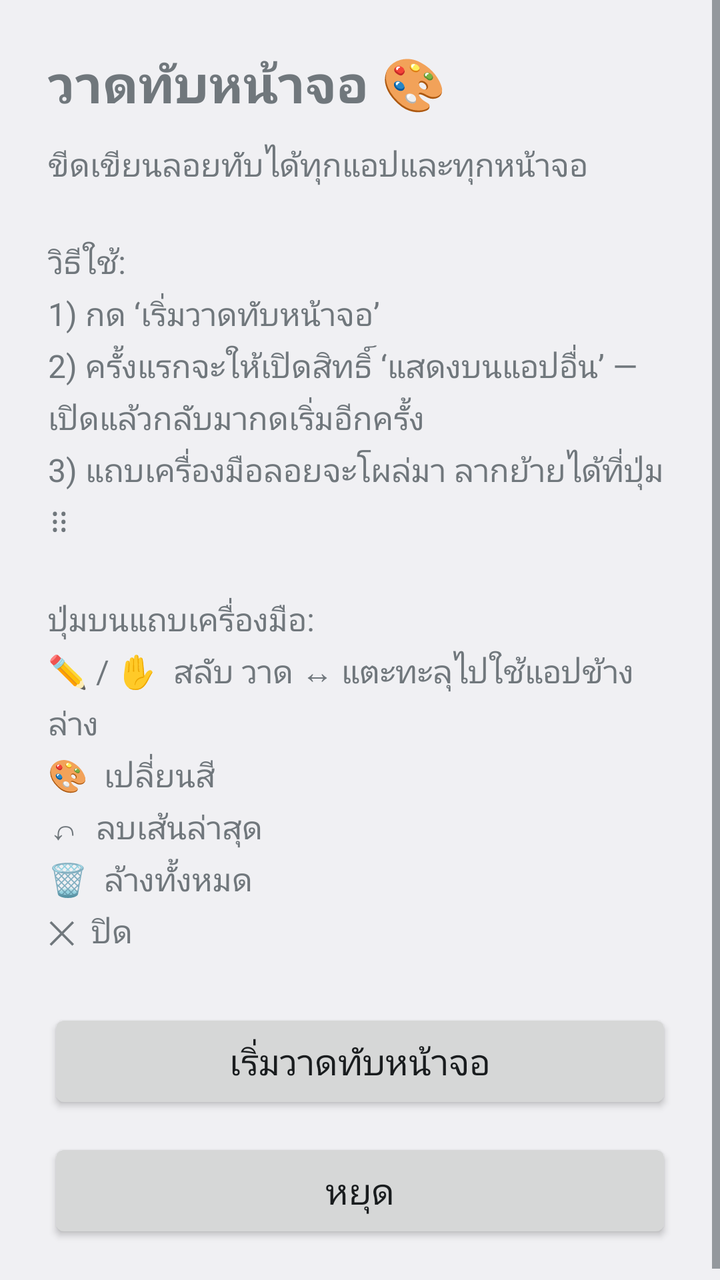
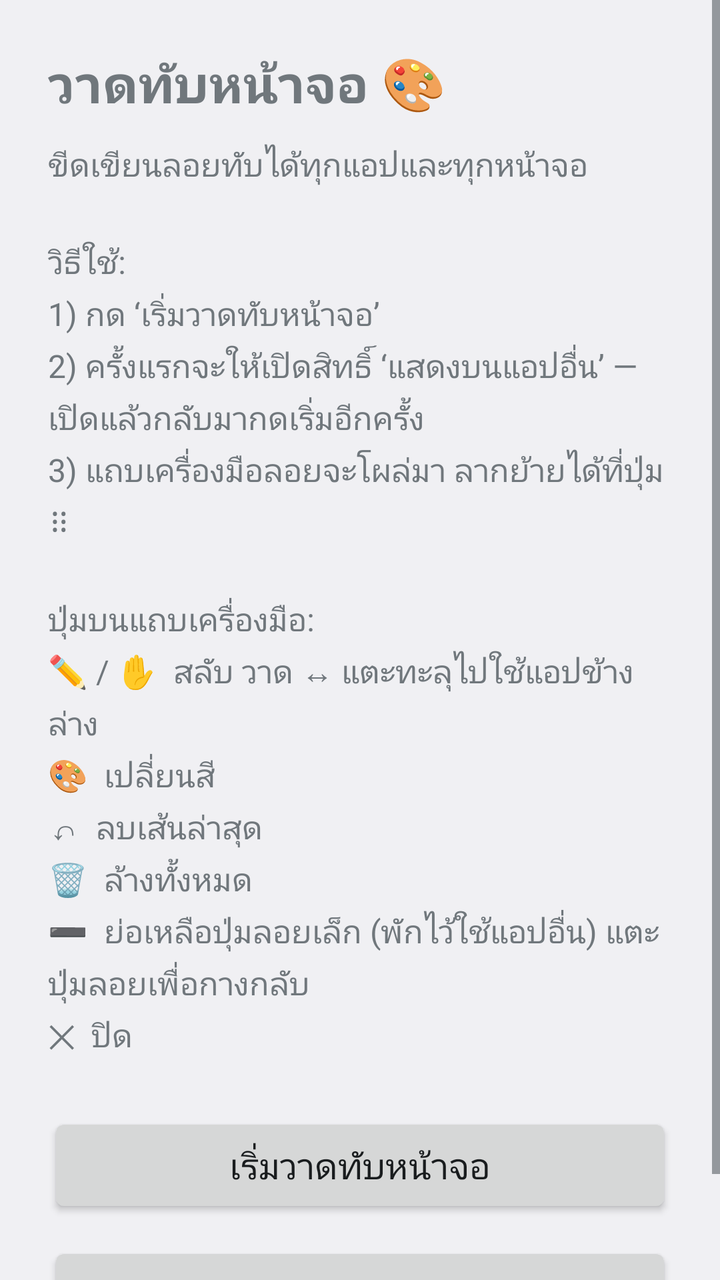

Two renders of the same Android screen: before a commit and after it. Below are the layout's source before the change and the commit's diff.
<!-- AndroidManifest.xml: application theme android:Theme.DeviceDefault.Light -->
<!-- res/layout/activity_main.xml -->
<?xml version="1.0" encoding="utf-8"?>
<ScrollView xmlns:android="http://schemas.android.com/apk/res/android"
    android:layout_width="match_parent"
    android:layout_height="match_parent">

    <LinearLayout
        android:layout_width="match_parent"
        android:layout_height="wrap_content"
        android:orientation="vertical"
        android:padding="24dp">

        <TextView
            android:layout_width="wrap_content"
            android:layout_height="wrap_content"
            android:text="วาดทับหน้าจอ 🎨"
            android:textSize="26sp"
            android:textStyle="bold"
            android:paddingBottom="12dp" />

        <TextView
            android:layout_width="match_parent"
            android:layout_height="wrap_content"
            android:text="ขีดเขียนลอยทับได้ทุกแอปและทุกหน้าจอ\n\nวิธีใช้:\n1) กด ‘เริ่มวาดทับหน้าจอ’\n2) ครั้งแรกจะให้เปิดสิทธิ์ ‘แสดงบนแอปอื่น’ — เปิดแล้วกลับมากดเริ่มอีกครั้ง\n3) แถบเครื่องมือลอยจะโผล่มา ลากย้ายได้ที่ปุ่ม ⠿\n\nปุ่มบนแถบเครื่องมือ:\n✏️ / ✋  สลับ วาด ↔ แตะทะลุไปใช้แอปข้างล่าง\n🎨  เปลี่ยนสี\n↶  ลบเส้นล่าสุด\n🗑  ล้างทั้งหมด\n✕  ปิด"
            android:textSize="16sp"
            android:lineSpacingMultiplier="1.2"
            android:paddingBottom="28dp" />

        <Button
            android:id="@+id/btnStart"
            android:layout_width="match_parent"
            android:layout_height="wrap_content"
            android:text="เริ่มวาดทับหน้าจอ"
            android:textSize="18sp"
            android:paddingVertical="14dp" />

        <Button
            android:id="@+id/btnStop"
            android:layout_width="match_parent"
            android:layout_height="wrap_content"
            android:layout_marginTop="12dp"
            android:text="หยุด"
            android:textSize="18sp"
            android:paddingVertical="14dp" />
    </LinearLayout>
</ScrollView>
<!-- resources referenced by this layout -->
<resources>

</resources>

<!-- the commit's change to res/layout/activity_main.xml (unified diff, before → after) -->
@@ -20,7 +20,7 @@
         <TextView
             android:layout_width="match_parent"
             android:layout_height="wrap_content"
-            android:text="ขีดเขียนลอยทับได้ทุกแอปและทุกหน้าจอ\n\nวิธีใช้:\n1) กด ‘เริ่มวาดทับหน้าจอ’\n2) ครั้งแรกจะให้เปิดสิทธิ์ ‘แสดงบนแอปอื่น’ — เปิดแล้วกลับมากดเริ่มอีกครั้ง\n3) แถบเครื่องมือลอยจะโผล่มา ลากย้ายได้ที่ปุ่ม ⠿\n\nปุ่มบนแถบเครื่องมือ:\n✏️ / ✋  สลับ วาด ↔ แตะทะลุไปใช้แอปข้างล่าง\n🎨  เปลี่ยนสี\n↶  ลบเส้นล่าสุด\n🗑  ล้างทั้งหมด\n✕  ปิด"
+            android:text="ขีดเขียนลอยทับได้ทุกแอปและทุกหน้าจอ\n\nวิธีใช้:\n1) กด ‘เริ่มวาดทับหน้าจอ’\n2) ครั้งแรกจะให้เปิดสิทธิ์ ‘แสดงบนแอปอื่น’ — เปิดแล้วกลับมากดเริ่มอีกครั้ง\n3) แถบเครื่องมือลอยจะโผล่มา ลากย้ายได้ที่ปุ่ม ⠿\n\nปุ่มบนแถบเครื่องมือ:\n✏️ / ✋  สลับ วาด ↔ แตะทะลุไปใช้แอปข้างล่าง\n🎨  เปลี่ยนสี\n↶  ลบเส้นล่าสุด\n🗑  ล้างทั้งหมด\n➖  ย่อเหลือปุ่มลอยเล็ก (พักไว้ใช้แอปอื่น) แตะปุ่มลอยเพื่อกางกลับ\n✕  ปิด"
             android:textSize="16sp"
             android:lineSpacingMultiplier="1.2"
             android:paddingBottom="28dp" />
